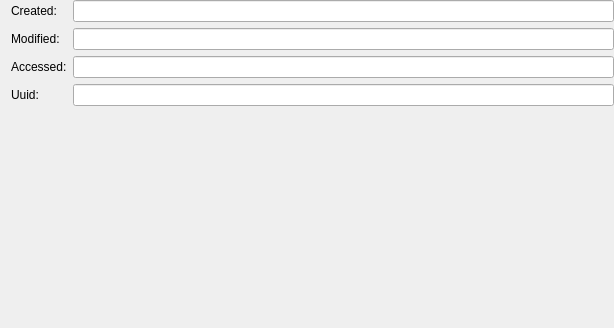
The window that src/gui/EditWidgetProperties.ui (keepassxreboot/keepassxc) describes before a commit, drawn with Qt 5.
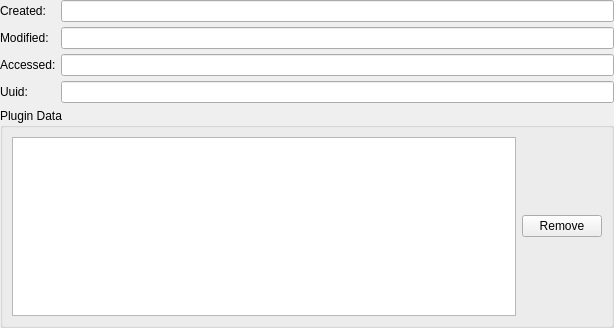
The same window after the commit.

Commit message:
Introduced missing CustomData on Group and Entry
Introduce missing CustomData-attributes of KDBX4 format to allow
storing of plugin data for groups and entries - adopt Metadata to use
the same storage mechanism
Add simple view for CustomData as part of EditWidgetProperties
Tracking of CustomData-Modification using SIGNAL-SLOT update-mechanism

Diff of the .ui file:
```diff
--- a/src/gui/EditWidgetProperties.ui
+++ b/src/gui/EditWidgetProperties.ui
@@ -10,9 +10,12 @@
     <height>328</height>
    </rect>
   </property>
-  <layout class="QFormLayout" name="formLayout">
-   <property name="fieldGrowthPolicy">
-    <enum>QFormLayout::ExpandingFieldsGrow</enum>
+  <layout class="QVBoxLayout" name="verticalLayout" stretch="0,1">
+   <property name="spacing">
+    <number>5</number>
+   </property>
+   <property name="leftMargin">
+    <number>0</number>
    </property>
    <property name="topMargin">
     <number>0</number>
@@ -23,48 +26,50 @@
    <property name="bottomMargin">
     <number>0</number>
    </property>
-   <item row="1" column="1">
-    <widget class="QLineEdit" name="createdEdit">
-     <property name="sizePolicy">
-      <sizepolicy hsizetype="Expanding" vsizetype="Fixed">
-       <horstretch>0</horstretch>
-       <verstretch>0</verstretch>
-      </sizepolicy>
-     </property>
-     <property name="readOnly">
-      <bool>true</bool>
-     </property>
-    </widget>
-   </item>
-   <item row="2" column="1">
-    <widget class="QLineEdit" name="modifiedEdit">
-     <property name="sizePolicy">
-      <sizepolicy hsizetype="Expanding" vsizetype="Fixed">
-       <horstretch>0</horstretch>
-       <verstretch>0</verstretch>
-      </sizepolicy>
-     </property>
-     <property name="readOnly">
-      <bool>true</bool>
-     </property>
-    </widget>
-   </item>
+   <item>
+    <layout class="QFormLayout" name="formLayout_2">
    <item row="1" column="0">
-    <widget class="QLabel" name="label_2">
+      <widget class="QLabel" name="labelCreated">
      <property name="text">
       <string>Created:</string>
      </property>
     </widget>
    </item>
+     <item row="1" column="1">
+      <widget class="QLineEdit" name="createdEdit">
+       <property name="sizePolicy">
+        <sizepolicy hsizetype="Expanding" vsizetype="Fixed">
+         <horstretch>0</horstretch>
+         <verstretch>0</verstretch>
+        </sizepolicy>
+       </property>
+       <property name="readOnly">
+        <bool>true</bool>
+       </property>
+      </widget>
+     </item>
    <item row="2" column="0">
-    <widget class="QLabel" name="label">
+      <widget class="QLabel" name="labelModfied">
      <property name="text">
       <string>Modified:</string>
      </property>
     </widget>
    </item>
+     <item row="2" column="1">
+      <widget class="QLineEdit" name="modifiedEdit">
+       <property name="sizePolicy">
+        <sizepolicy hsizetype="Expanding" vsizetype="Fixed">
+         <horstretch>0</horstretch>
+         <verstretch>0</verstretch>
+        </sizepolicy>
+       </property>
+       <property name="readOnly">
+        <bool>true</bool>
+       </property>
+      </widget>
+     </item>
    <item row="3" column="0">
-    <widget class="QLabel" name="label_3">
+      <widget class="QLabel" name="labelAccessed">
      <property name="text">
       <string>Accessed:</string>
      </property>
@@ -78,7 +83,7 @@
     </widget>
    </item>
    <item row="4" column="0">
-    <widget class="QLabel" name="label_4">
+      <widget class="QLabel" name="labelUuid">
      <property name="text">
       <string>Uuid:</string>
      </property>
@@ -89,6 +94,43 @@
      <property name="readOnly">
       <bool>true</bool>
      </property>
+      </widget>
+     </item>
+    </layout>
+   </item>
+   <item>
+    <widget class="QGroupBox" name="groupBox">
+     <property name="title">
+      <string>Plugin Data</string>
+     </property>
+     <layout class="QHBoxLayout" name="horizontalLayout">
+      <item>
+       <widget class="QTableView" name="customDataTable">
+        <property name="editTriggers">
+         <set>QAbstractItemView::NoEditTriggers</set>
+        </property>
+        <property name="selectionBehavior">
+         <enum>QAbstractItemView::SelectRows</enum>
+        </property>
+        <attribute name="horizontalHeaderVisible">
+         <bool>false</bool>
+        </attribute>
+        <attribute name="horizontalHeaderStretchLastSection">
+         <bool>true</bool>
+        </attribute>
+        <attribute name="verticalHeaderVisible">
+         <bool>false</bool>
+        </attribute>
+       </widget>
+      </item>
+      <item>
+       <widget class="QPushButton" name="removeCustomDataButton">
+        <property name="text">
+         <string>Remove</string>
+        </property>
+       </widget>
+      </item>
+     </layout>
     </widget>
    </item>
   </layout>
```
Lines whose indentation alone changed are shown as unchanged. The commit also changes 17 other files.
